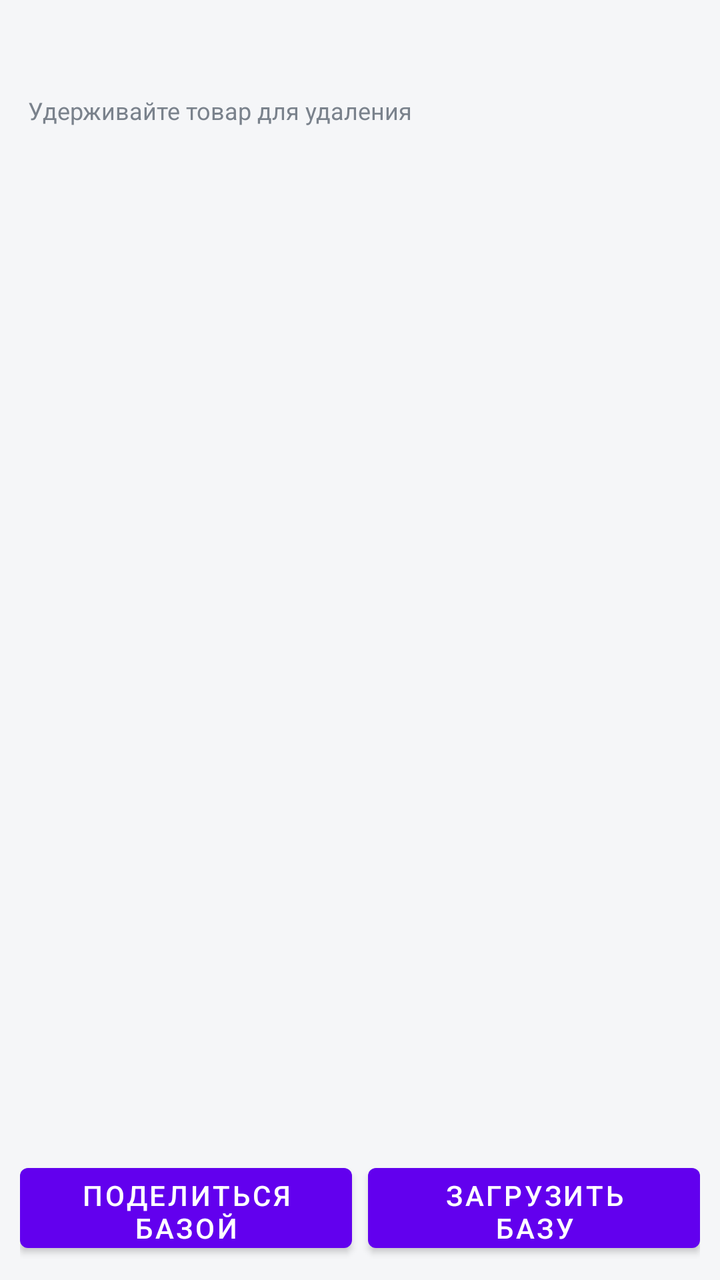
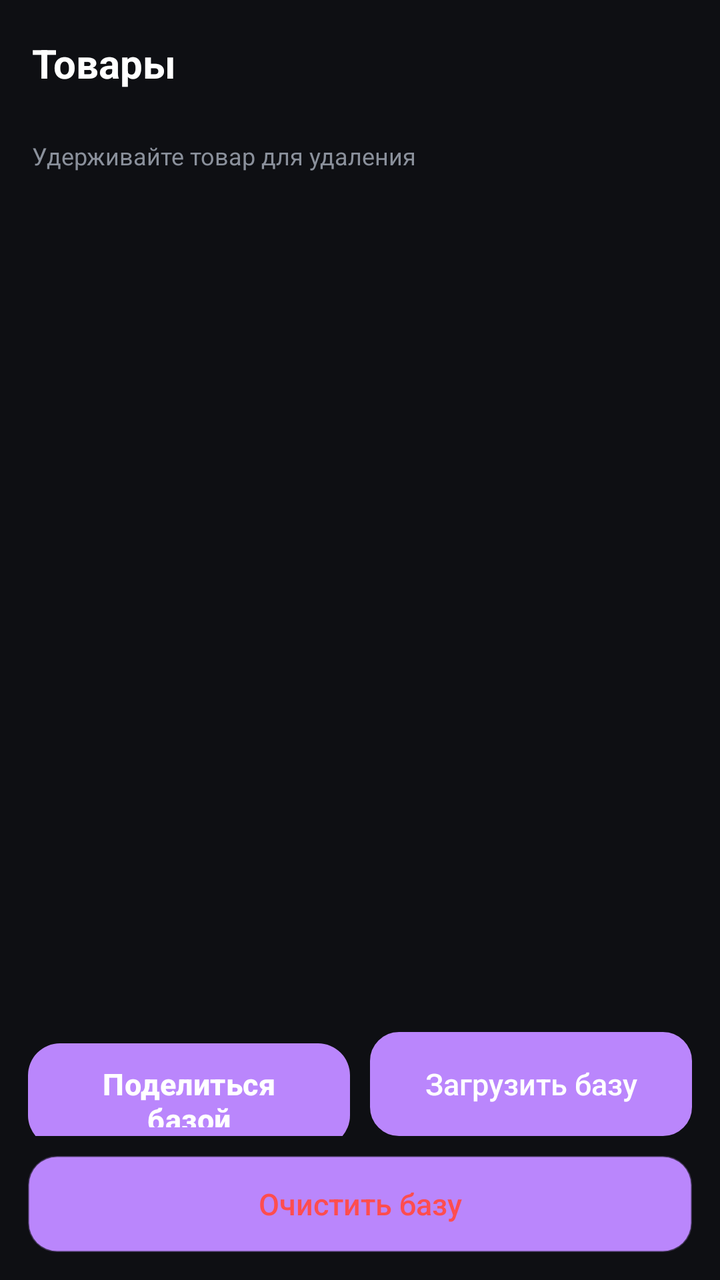

Screens rendered from an Android XML layout before and after an edit, with the pre-edit source and the edit as a unified diff.
<!-- AndroidManifest.xml: application theme Theme.Lookalike -->
<!-- res/layout/activity_catalog.xml -->
<?xml version="1.0" encoding="utf-8"?>
<LinearLayout xmlns:android="http://schemas.android.com/apk/res/android"
    android:layout_width="match_parent"
    android:layout_height="match_parent"
    android:orientation="vertical"
    android:background="@color/bg">

    <TextView
        android:id="@+id/summary"
        android:layout_width="match_parent"
        android:layout_height="wrap_content"
        android:padding="14dp"
        android:textSize="14sp"
        android:textColor="@color/muted" />

    <TextView
        android:layout_width="match_parent"
        android:layout_height="wrap_content"
        android:paddingHorizontal="14dp"
        android:paddingBottom="8dp"
        android:textSize="12sp"
        android:textColor="@color/muted"
        android:text="@string/hold_for_menu" />

    <ScrollView
        android:layout_width="match_parent"
        android:layout_height="0dp"
        android:layout_weight="1">

        <LinearLayout
            android:id="@+id/list"
            android:layout_width="match_parent"
            android:layout_height="wrap_content"
            android:orientation="vertical"
            android:paddingHorizontal="12dp" />
    </ScrollView>

    <LinearLayout
        android:layout_width="match_parent"
        android:layout_height="wrap_content"
        android:orientation="horizontal"
        android:padding="10dp">

        <Button
            android:id="@+id/export"
            android:layout_width="0dp"
            android:layout_height="52dp"
            android:layout_weight="1"
            android:text="@string/export" />

        <Button
            android:id="@+id/loadBase"
            android:layout_width="0dp"
            android:layout_height="52dp"
            android:layout_marginStart="8dp"
            android:layout_weight="1"
            android:text="@string/import_base" />
    </LinearLayout>
</LinearLayout>
<!-- resources referenced by this layout -->
<resources>
  <color name="bg">#F5F6F8</color>
  <color name="muted">#7A828C</color>
  <string name="export">Поделиться базой</string>
  <string name="hold_for_menu">Удерживайте товар для удаления</string>
  <string name="import_base">Загрузить базу</string>
  <style name="Theme.Lookalike" parent="Theme.MaterialComponents.Light.NoActionBar" />
</resources>

<!-- the commit's change to res/layout/activity_catalog.xml (unified diff, before → after) -->
@@ -6,18 +6,30 @@
     android:background="@color/bg">
 
     <TextView
+        android:layout_width="match_parent"
+        android:layout_height="wrap_content"
+        android:paddingHorizontal="16dp"
+        android:paddingTop="18dp"
+        android:textSize="20sp"
+        android:textStyle="bold"
+        android:textColor="@color/text"
+        android:text="@string/catalog" />
+
+    <TextView
         android:id="@+id/summary"
         android:layout_width="match_parent"
         android:layout_height="wrap_content"
-        android:padding="14dp"
-        android:textSize="14sp"
+        android:paddingHorizontal="16dp"
+        android:paddingTop="3dp"
+        android:paddingBottom="4dp"
+        android:textSize="13sp"
         android:textColor="@color/muted" />
 
     <TextView
         android:layout_width="match_parent"
         android:layout_height="wrap_content"
-        android:paddingHorizontal="14dp"
-        android:paddingBottom="8dp"
+        android:paddingHorizontal="16dp"
+        android:paddingBottom="12dp"
         android:textSize="12sp"
         android:textColor="@color/muted"
         android:text="@string/hold_for_menu" />
@@ -25,35 +37,50 @@
     <ScrollView
         android:layout_width="match_parent"
         android:layout_height="0dp"
-        android:layout_weight="1">
+        android:layout_weight="1"
+        android:clipToPadding="false">
 
         <LinearLayout
             android:id="@+id/list"
             android:layout_width="match_parent"
             android:layout_height="wrap_content"
             android:orientation="vertical"
-            android:paddingHorizontal="12dp" />
+            android:paddingHorizontal="14dp" />
     </ScrollView>
 
     <LinearLayout
         android:layout_width="match_parent"
         android:layout_height="wrap_content"
         android:orientation="horizontal"
-        android:padding="10dp">
+        android:paddingHorizontal="14dp"
+        android:paddingTop="12dp">
 
         <Button
             android:id="@+id/export"
+            style="@style/Btn.Primary"
             android:layout_width="0dp"
             android:layout_height="52dp"
             android:layout_weight="1"
+            android:textSize="15sp"
             android:text="@string/export" />
 
         <Button
             android:id="@+id/loadBase"
+            style="@style/Btn.Ghost"
             android:layout_width="0dp"
             android:layout_height="52dp"
-            android:layout_marginStart="8dp"
+            android:layout_marginStart="10dp"
             android:layout_weight="1"
             android:text="@string/import_base" />
     </LinearLayout>
+
+    <Button
+        android:id="@+id/wipe"
+        style="@style/Btn.Danger"
+        android:layout_width="match_parent"
+        android:layout_height="48dp"
+        android:layout_marginHorizontal="14dp"
+        android:layout_marginTop="10dp"
+        android:layout_marginBottom="14dp"
+        android:text="@string/wipe" />
 </LinearLayout>
<!-- resource entries referenced after the edit -->
@@ -1,10 +1,82 @@
 <!-- resources referenced by this layout -->
 <resources>
-  <color name="bg">#F5F6F8</color>
-  <color name="muted">#7A828C</color>
+  <color name="bg">#0E0F13</color>
+  <color name="muted">#8A909B</color>
+  <color name="text">#FFFFFF</color>
+  <string name="catalog">Товары</string>
   <string name="export">Поделиться базой</string>
   <string name="hold_for_menu">Удерживайте товар для удаления</string>
   <string name="import_base">Загрузить базу</string>
-  <style name="Theme.Lookalike" parent="Theme.MaterialComponents.Light.NoActionBar" />
+  <string name="wipe">Очистить базу</string>
+  <style name="Btn.Danger" parent="Btn.Ghost">
+          <item name="android:background">@drawable/btn_danger</item>
+          <item name="android:textColor">@color/danger</item>
+      </style>
+  <style name="Btn.Ghost" parent="Widget.AppCompat.Button.Borderless">
+          <item name="android:background">@drawable/btn_ghost</item>
+          <item name="android:textColor">@color/text</item>
+          <item name="android:textAllCaps">false</item>
+          <item name="android:textSize">15sp</item>
+          <item name="android:stateListAnimator">@null</item>
+      </style>
+  <style name="Btn.Primary" parent="Widget.AppCompat.Button.Borderless">
+          <item name="android:background">@drawable/btn_primary</item>
+          <item name="android:textColor">@color/text</item>
+          <item name="android:textAllCaps">false</item>
+          <item name="android:textSize">17sp</item>
+          <item name="android:textStyle">bold</item>
+          <item name="android:letterSpacing">0.01</item>
+          <item name="android:stateListAnimator">@null</item>
+      </style>
+  <style name="Theme.Lookalike" parent="Theme.MaterialComponents.NoActionBar">
+          <item name="android:windowBackground">@color/bg</item>
+          <item name="android:statusBarColor">@color/bg</item>
+          <item name="android:navigationBarColor">@color/bg</item>
+          <item name="colorAccent">@color/accent</item>
+          <item name="android:textColorPrimary">@color/text</item>
+      </style>
+  <!-- drawable btn_danger (drawable) -->
+  <?xml version="1.0" encoding="utf-8"?>
+  <ripple xmlns:android="http://schemas.android.com/apk/res/android"
+      android:color="#33FF4D4F">
+      <item>
+          <shape android:shape="rectangle">
+              <corners android:radius="14dp" />
+              <solid android:color="#141216" />
+              <stroke android:width="1dp" android:color="#4DFF4D4F" />
+          </shape>
+      </item>
+  </ripple>
+  <color name="danger">#FF4D4F</color>
+  <!-- drawable btn_ghost (drawable) -->
+  <?xml version="1.0" encoding="utf-8"?>
+  <ripple xmlns:android="http://schemas.android.com/apk/res/android"
+      android:color="#22FFFFFF">
+      <item>
+          <shape android:shape="rectangle">
+              <corners android:radius="14dp" />
+              <solid android:color="@color/surface" />
+              <stroke android:width="1dp" android:color="@color/stroke" />
+          </shape>
+      </item>
+  </ripple>
+  <!-- drawable btn_primary (drawable) -->
+  <?xml version="1.0" encoding="utf-8"?>
+  <ripple xmlns:android="http://schemas.android.com/apk/res/android"
+      android:color="#40FFFFFF">
+      <item>
+          <shape android:shape="rectangle">
+              <corners android:radius="16dp" />
+              <gradient
+                  android:angle="0"
+                  android:startColor="#7B3FE4"
+                  android:centerColor="#E1306C"
+                  android:endColor="#F77737" />
+          </shape>
+      </item>
+  </ripple>
+  <color name="accent">#E1306C</color>
+  <color name="surface">#191B22</color>
+  <color name="stroke">#2E323D</color>
 </resources>
 
